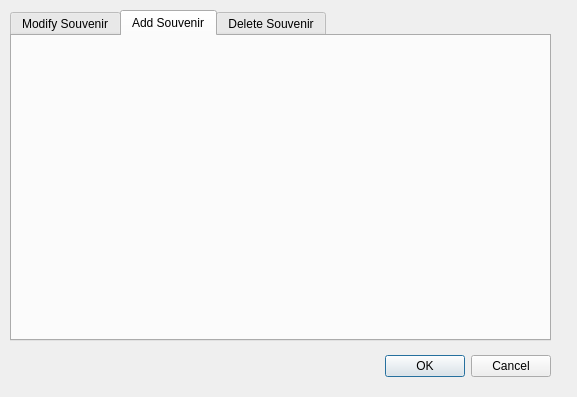
Old version of the form CollegeTouring/modifysouvenirs.ui in the repository Ykhan799/CollegeTouringS21.
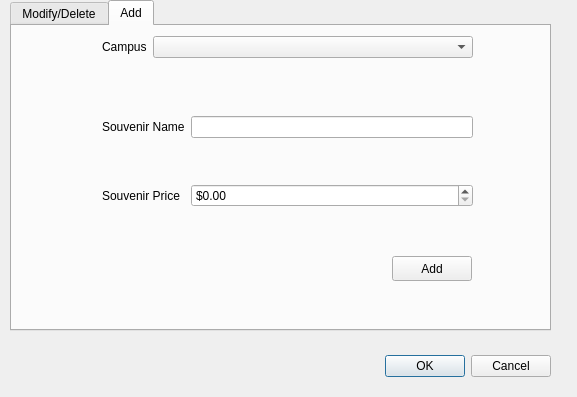
New version of the form. The open tabs and pages were chosen to show the change.

Commit message: Implement delete souvenir functionality

```diff
--- a/CollegeTouring/modifysouvenirs.ui
+++ b/CollegeTouring/modifysouvenirs.ui
@@ -33,7 +33,7 @@
    <property name="geometry">
     <rect>
      <x>10</x>
-     <y>10</y>
+     <y>0</y>
      <width>541</width>
      <height>331</height>
     </rect>
@@ -43,7 +43,7 @@
    </property>
    <widget class="QWidget" name="modTab">
     <attribute name="title">
-     <string>Modify Souvenir</string>
+     <string>Modify/Delete</string>
     </attribute>
     <widget class="QWidget" name="formLayoutWidget">
      <property name="geometry">
@@ -145,27 +145,135 @@
     <widget class="QPushButton" name="pushButton">
      <property name="geometry">
       <rect>
-       <x>370</x>
-       <y>210</y>
+       <x>240</x>
+       <y>209</y>
+       <width>211</width>
+       <height>61</height>
+      </rect>
+     </property>
+     <layout class="QHBoxLayout" name="horizontalLayout">
+      <item>
+       <widget class="QPushButton" name="deleteButton">
+        <property name="text">
+         <string>Delete</string>
+        </property>
+       </widget>
+      </item>
+      <item>
+       <widget class="QPushButton" name="modifyButton">
+        <property name="text">
+         <string>Modify</string>
+        </property>
+       </widget>
+      </item>
+     </layout>
+    </widget>
+   </widget>
+   <widget class="QWidget" name="addTab">
+    <attribute name="title">
+     <string>Add</string>
+    </attribute>
+    <widget class="QWidget" name="formLayoutWidget_3">
+     <property name="geometry">
+      <rect>
+       <x>90</x>
+       <y>10</y>
+       <width>371</width>
+       <height>64</height>
+      </rect>
+     </property>
+     <layout class="QFormLayout" name="formLayout_3">
+      <item row="0" column="0">
+       <widget class="QLabel" name="label_5">
+        <property name="text">
+         <string>Campus</string>
+        </property>
+       </widget>
+      </item>
+      <item row="0" column="1">
+       <widget class="QComboBox" name="addCampusComboBox"/>
+      </item>
+      <item row="1" column="1">
+       <spacer name="verticalSpacer_3">
+        <property name="orientation">
+         <enum>Qt::Vertical</enum>
+        </property>
+        <property name="sizeHint" stdset="0">
+         <size>
+          <width>20</width>
+          <height>40</height>
+         </size>
+        </property>
+       </spacer>
+      </item>
+     </layout>
+    </widget>
+    <widget class="QWidget" name="formLayoutWidget_4">
+     <property name="geometry">
+      <rect>
+       <x>90</x>
+       <y>90</y>
+       <width>371</width>
+       <height>91</height>
+      </rect>
+     </property>
+     <layout class="QFormLayout" name="formLayout_4">
+      <item row="0" column="1">
+       <widget class="QLineEdit" name="addNameLineEdit"/>
+      </item>
+      <item row="1" column="1">
+       <spacer name="verticalSpacer_4">
+        <property name="orientation">
+         <enum>Qt::Vertical</enum>
+        </property>
+        <property name="sizeHint" stdset="0">
+         <size>
+          <width>20</width>
+          <height>40</height>
+         </size>
+        </property>
+       </spacer>
+      </item>
+      <item row="2" column="0">
+       <widget class="QLabel" name="label_8">
+        <property name="text">
+         <string>Souvenir Price</string>
+        </property>
+       </widget>
+      </item>
+      <item row="2" column="1">
+       <widget class="QDoubleSpinBox" name="addPriceLineEdit">
+        <property name="prefix">
+         <string>$</string>
+        </property>
+        <property name="maximum">
+         <double>999.990000000000009</double>
+        </property>
+       </widget>
+      </item>
+      <item row="0" column="0">
+       <widget class="QLabel" name="label_7">
+        <property name="text">
+         <string>Souvenir Name</string>
+        </property>
+       </widget>
+      </item>
+     </layout>
+    </widget>
+    <widget class="QPushButton" name="addButton">
+     <property name="geometry">
+      <rect>
+       <x>380</x>
+       <y>230</y>
        <width>80</width>
        <height>25</height>
       </rect>
      </property>
      <property name="text">
-      <string>Modify</string>
+      <string>Add</string>
      </property>
     </widget>
    </widget>
-   <widget class="QWidget" name="addTab">
-    <attribute name="title">
-     <string>Add Souvenir</string>
-    </attribute>
-   </widget>
-   <widget class="QWidget" name="deleteTab">
-    <attribute name="title">
-     <string>Delete Souvenir</string>
-    </attribute>
-   </widget>
   </widget>
  </widget>
  <resources/>
```
Left out of the diff: 8 changed lines with no effect on the pictures. The commit also changes 6 other files.
